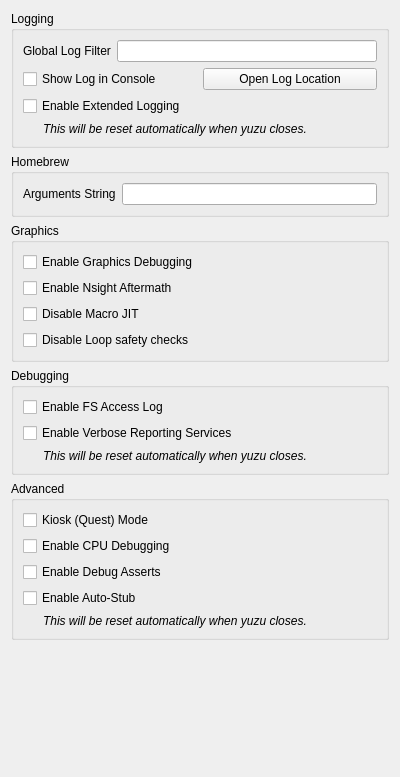
The window that src/yuzu/configuration/configure_debug.ui (yuzu-emu-mirror/yuzu) describes before a commit, drawn with Qt 5.
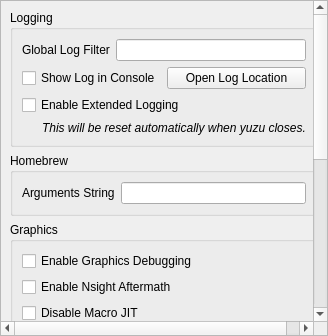
The same window after the commit.

Commit message: config: QScrollArea debug and input

```diff
--- a/src/yuzu/configuration/configure_debug.ui
+++ b/src/yuzu/configuration/configure_debug.ui
@@ -1,18 +1,11 @@
 <?xml version="1.0" encoding="UTF-8"?>
 <ui version="4.0">
  <class>ConfigureDebug</class>
- <widget class="QWidget" name="ConfigureDebug">
-  <property name="geometry">
-   <rect>
-    <x>0</x>
-    <y>0</y>
-    <width>400</width>
-    <height>777</height>
-   </rect>
+ <widget class="QScrollArea" name="ConfigureDebug">
+  <property name="widgetResizable">
+   <bool>true</bool>
   </property>
-  <property name="windowTitle">
-   <string>Form</string>
-  </property>
+  <widget class="QWidget">
   <layout class="QVBoxLayout" name="verticalLayout_1">
    <item>
     <widget class="QGroupBox" name="groupBox_2">
@@ -268,6 +261,7 @@
     </spacer>
    </item>
   </layout>
+  </widget>
  </widget>
  <tabstops>
   <tabstop>log_filter_edit</tabstop>
```
Lines whose indentation alone changed are shown as unchanged. The commit also changes 5 other files.
